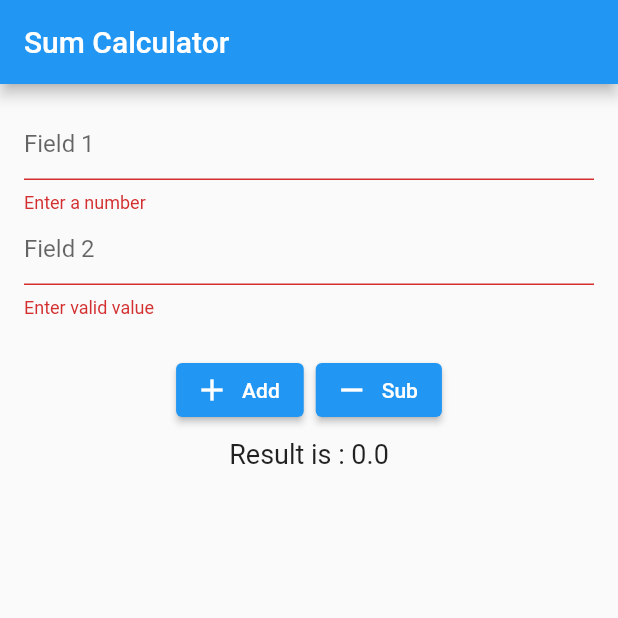
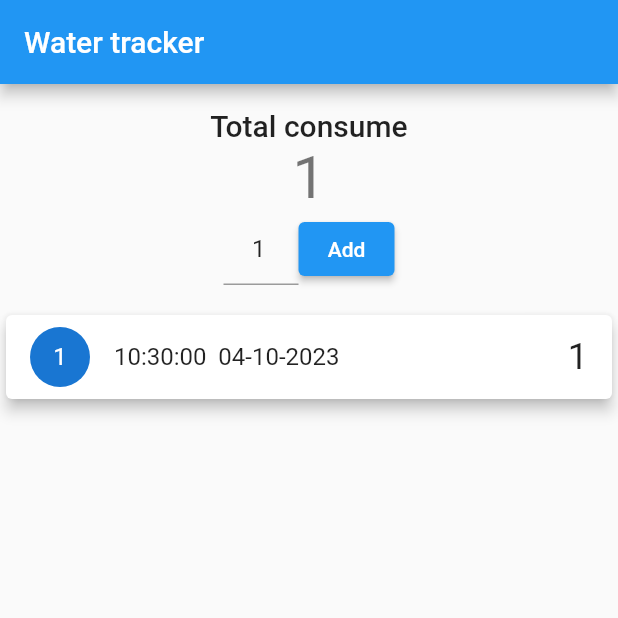
Before and after one commit to RafatMeraz/ostad_flutter_batch_four, a Flutter app: the screen it shows after launch, after a tap on "Add", on a phone screen of 412 x 824 dp, the top half of it. Run offline on Flutter 3.47's test engine with Material 2 defaults, Android fonts, the phone set to English and light mode, and no system bars.

Commit message:
water consume tracker application has been added

```diff
--- a/live_class_project/lib/home_screen.dart
+++ b/live_class_project/lib/home_screen.dart
@@ -1,6 +1,5 @@
 import 'package:flutter/material.dart';
-
-/// TODO : Add multiply(*), division(/) and modulus(%)
+import 'package:intl/intl.dart';
 
 class HomeScreen extends StatefulWidget {
   const HomeScreen({super.key});
@@ -10,108 +9,91 @@
 }
 
 class _HomeScreenState extends State<HomeScreen> {
-  final TextEditingController _fieldOneTEController = TextEditingController();
-  final TextEditingController _fieldTwoTEController = TextEditingController();
-  final GlobalKey<FormState> _formKey = GlobalKey<FormState>();
-
-  double result = 0;
+  final TextEditingController _amountOfGlassTEController = TextEditingController(text: '1');
+  List<WaterTrack> waterConsumeList = [];
+  int totalAmount = 0;
 
   @override
   Widget build(BuildContext context) {
     return Scaffold(
       appBar: AppBar(
-        title: const Text('Sum Calculator'),
+        title: const Text('Water tracker'),
       ),
-      body: Padding(
+      body: Column(
+        children: [
+          Padding(
             padding: const EdgeInsets.all(16.0),
-        child: Form(
-          key: _formKey,
             child: Column(
+              mainAxisAlignment: MainAxisAlignment.center,
               children: [
-              TextFormField(
-                controller: _fieldOneTEController,
+                Text(
+                  'Total consume',
+                  style: Theme.of(context).textTheme.titleLarge,
+                ),
+                Text(
+                  '$totalAmount',
+                  style: Theme.of(context).textTheme.headlineLarge,
+                ),
+                Row(
+                  mainAxisAlignment: MainAxisAlignment.center,
+                  children: [
+                    SizedBox(
+                        width: 50,
+                        child: TextField(
+                          controller: _amountOfGlassTEController,
+                          textAlign: TextAlign.center,
                           keyboardType: TextInputType.number,
-                textInputAction: TextInputAction.next,
-                decoration: const InputDecoration(
-                  hintText: 'Field 1'
                         ),
-                validator: (String? value) {
-                  if (value == null) {
-                    return 'Enter a value';
-                  }
-                  if (value.trim().isEmpty) {
-                    return 'Enter a number';
-                  }
-                  // if (value?.trim().isEmpty ?? true) {
-                  //   return 'Enter valid value';
-                  // }
-                  return null;
+                    ),
+                    ElevatedButton(
+                      onPressed: () {
+                        int amount = int.tryParse(_amountOfGlassTEController.text.trim()) ?? 1;
+                        totalAmount += amount;
+                        WaterTrack waterTrack = WaterTrack(DateTime.now(), amount);
+                        waterConsumeList.add(waterTrack);
+                        setState(() {});
                       },
-              ),
-              TextFormField(
-                controller: _fieldTwoTEController,
-                keyboardType: TextInputType.number,
-                decoration: const InputDecoration(
-                    hintText: 'Field 2'
-                ),
-                validator: (String? value) {
-                  if (value?.isEmpty ?? true) {
-                    return 'Enter valid value';
-                  }
-                  return null;
-                },
-              ),
-              const SizedBox(height: 16,),
-              ButtonBar(
-                alignment: MainAxisAlignment.center,
-                children: [
-                  ElevatedButton.icon(
-                    onPressed: () {
-                      if (_formKey.currentState!.validate()) {
-                        double firstNumber = parseToDouble(_fieldOneTEController.text.trim());
-                        double secondNumber = parseToDouble(_fieldTwoTEController.text.trim());
-                        result = addition(firstNumber, secondNumber);
-                        setState(() {});
-                      }
-                    },
-                    icon: const Icon(Icons.add),
-                    label: const Text('Add'),
-                  ),
-                  ElevatedButton.icon(
-                    onPressed: () {
-                      if (_formKey.currentState!.validate()) {
-                        double firstNumber = parseToDouble(_fieldOneTEController.text.trim());
-                        double secondNumber = parseToDouble(_fieldTwoTEController.text.trim());
-                        result = sub(firstNumber, secondNumber);
-                        setState(() {});
-                      }
-                    },
-                    icon: const Icon(Icons.remove),
-                    label: const Text('Sub'),
+                      child: const Text('Add'),
                     ),
                   ],
                 ),
-              Text(
-                'Result is : $result',
-                style: const TextStyle(fontSize: 18),
+              ],
+            ),
+          ),
+          Expanded(
+            child: ListView.builder(
+                itemCount: waterConsumeList.length,
+                itemBuilder: (context, index) {
+                  return Card(
+                    elevation: 4,
+                    child: ListTile(
+                      onLongPress: () {
+                        print('on long press');
+                        // TODO : Delete the item from list
+                        // TODO : totalAmount theke remove korte hobe
+                      },
+                      leading: CircleAvatar(
+                        child: Text('${index + 1}'),
+                      ),
+                      title: Text(DateFormat('HH:mm:ss  dd-MM-yyyy')
+                          .format(waterConsumeList[index].time)),
+                      trailing: Text(
+                        '${waterConsumeList[index].noOfGlass}',
+                        style: Theme.of(context).textTheme.headlineSmall,
+                      ),
+                    ),
+                  );
+                }),
           )
         ],
       ),
-        ),
-      ),
     );
   }
-
-  double parseToDouble(String text) {
-    return double.tryParse(text) ?? 0;
 }
 
-  double addition(double firstNum, double secondNum,) {
-    return firstNum + secondNum;
+class WaterTrack {
+  final DateTime time;
+  final int noOfGlass;
+
+  WaterTrack(this.time, this.noOfGlass);
 }
-
-  double sub(double firstNum, double secondNum,) {
-    return firstNum - secondNum;
-  }
-
-}
--- a/live_class_project/lib/main.dart
+++ b/live_class_project/lib/main.dart
@@ -1,17 +1,8 @@
-import 'package:device_preview/device_preview.dart';
-import 'package:flutter/foundation.dart';
 import 'package:flutter/material.dart';
 import 'package:live_class_project/home_screen.dart';
 
 void main() {
-  runApp(
-    DevicePreview(
-      enabled: kDebugMode,
-      builder: (context) {
-        return MyApp();
-      },
-    ),
-  );
+  runApp(const MyApp());
 }
 
 class MyApp extends StatelessWidget {
@@ -19,10 +10,8 @@
 
   @override
   Widget build(BuildContext context) {
-    return MaterialApp(
-          locale: DevicePreview.locale(context),
-          builder: DevicePreview.appBuilder,
-          home: const HomeScreen(),
-        );
+    return const MaterialApp(
+      home: HomeScreen(),
+    );
   }
 }
--- a/live_class_project/pubspec.yaml
+++ b/live_class_project/pubspec.yaml
@@ -35,9 +35,7 @@
   # The following adds the Cupertino Icons font to your application.
   # Use with the CupertinoIcons class for iOS style icons.
   cupertino_icons: ^1.0.2
-  responsive_builder: ^0.7.0
-  device_preview: ^1.1.0
-  sizer: ^2.0.15
+  intl: ^0.18.1
 
 dev_dependencies:
   flutter_test:
```
Also changed, not shown: live_class_project/pubspec.lock, 1 other file. Lines whose indentation alone changed are shown as unchanged.
